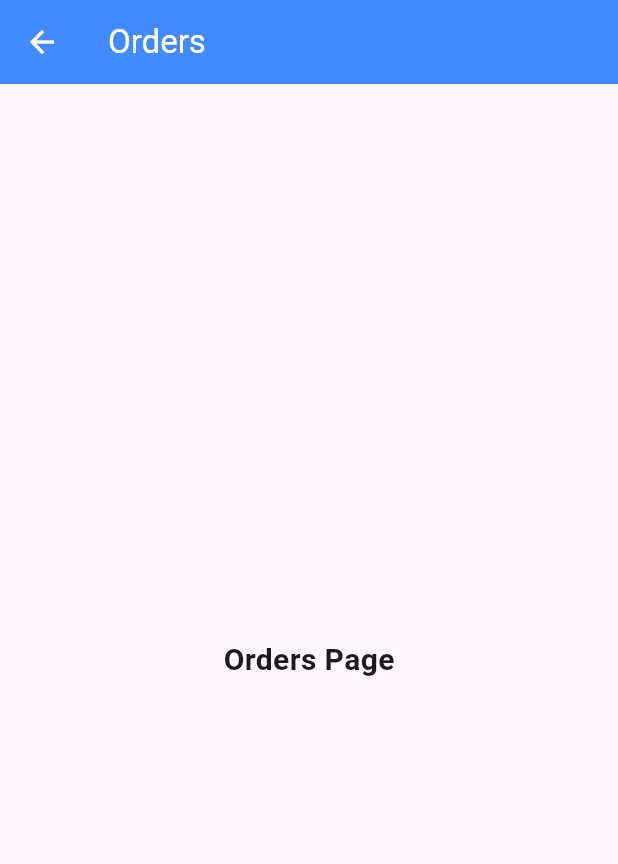
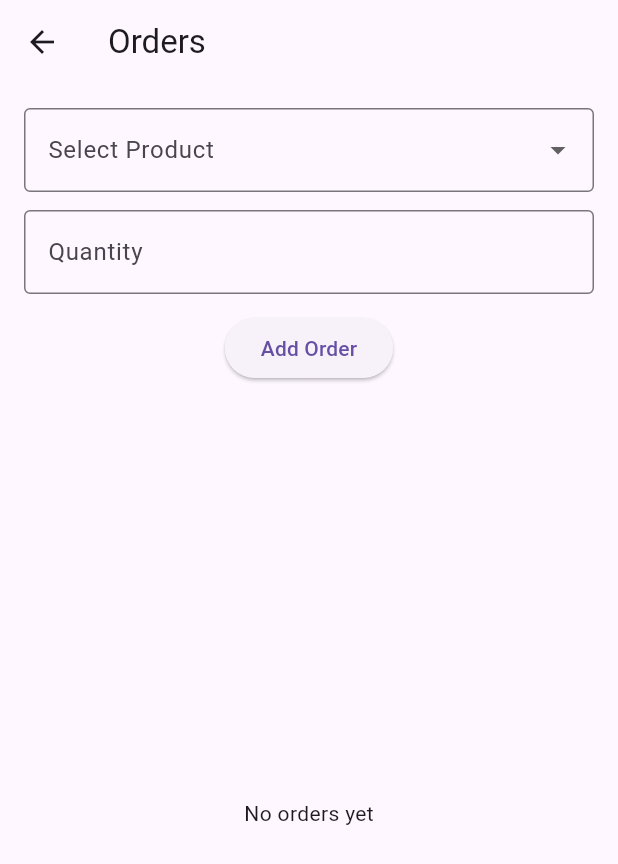
Before and after one commit to AbulHasnatHridoy/xpertCapture, a Flutter app: the ProfilePage screen opened directly, after a tap on the "arrow back" icon, after a tap on "Orders", on a phone screen of 412 x 824 dp. Shown: the top 864 px of the screen. Run offline on Flutter 3.47's test engine with Material 3 defaults, Android fonts, the phone set to English and light mode, and no system bars.

Commit message:
dashbord upgraded

```diff
--- a/lib/dashbord_page.dart
+++ b/lib/dashbord_page.dart
@@ -1,25 +1,30 @@
-import 'package:flutter/material.dart';
-import 'loginPage.dart';
-import 'orders_page.dart';
+import "package:flutter/material.dart";
+import 'package:login/loginPage.dart';
+import "orders_page.dart";
+import 'profile_page.dart';
 import 'visits_page.dart';
-import 'profile_page.dart';
+class DashbordPage extends StatefulWidget {
+  const DashbordPage({super.key});
 
-class DashboardPage extends StatelessWidget {
-  DashboardPage({super.key});
+  @override
+  State<DashbordPage> createState() => _DashbordPageState();
+}
 
-  final List<Map<String, dynamic>> dashboardItems = [
-    {"icon": Icons.shopping_cart, "title": "Orders", "page": OrdersPage()},
-    {"icon": Icons.location_on, "title": "Visits", "page": VisitsPage()},
-    {"icon": Icons.person, "title": "Profile", "page": ProfilePage()},
-    {"icon": Icons.logout, "title": "Logout", "page": null, "isLogout": true},
+class _DashbordPageState extends State<DashbordPage> {
+  final List<Map<String,dynamic>>dashbordCardItems=[
+    {"icon": Icons.shopping_cart,"title":"Orders","page":OrdersPage()},
+    {"icon": Icons.location_on,"title":"Visits","page":VisitsPage()},
+    {"icon": Icons.person,"title":"Profile","page":ProfilePage()},
+    {"icon":Icons.logout,"title":"Logout","page":null,"isLogout":true}
   ];
 
   @override
   Widget build(BuildContext context) {
     return Scaffold(
+
       appBar: AppBar(
         title: Text("Dashboard"),
-        automaticallyImplyLeading: false, // Remove back button
+        automaticallyImplyLeading: false,
       ),
       body: Padding(
         padding: EdgeInsets.all(16.0),
@@ -29,69 +34,69 @@ class DashboardPage extends StatelessWidget {
             crossAxisSpacing: 15,
             mainAxisSpacing: 15,
             ),
-          itemCount: dashboardItems.length,
-          itemBuilder: (context, index) {
-            final item = dashboardItems[index];
-            return _buildDashboardCard(
+            itemCount: dashbordCardItems.length,
+             itemBuilder:(context,index){
+
+              return _buildDashbordCard(
               context,
-              item["icon"],
-              item["title"],
-              item["page"],
-              isLogout: item["isLogout"] ?? false,
+              dashbordCardItems[index]["icon"],
+              dashbordCardItems[index]["title"],
+              dashbordCardItems[index]["page"],
+             isLogout: dashbordCardItems[index]["isLogout"]??false,
              );
-          },
-        ),
+             }),
         ),
     );
   }
-
-  Widget _buildDashboardCard(
+  Widget _buildDashbordCard(
     BuildContext context,
     IconData icon,
     String title,
-    Widget? page, {
-    bool isLogout = false,
-  }) {
+    Widget? page,
+    {bool isLogout=false}
+    )
+    {
       return GestureDetector(
         onTap: () {
-        if (isLogout) {
-          // Navigate back to login page and clear navigation stack
+          if(isLogout)
+          {
             Navigator.pushAndRemoveUntil(
               context,
-            MaterialPageRoute(builder: (context) => Loginpage()),
-            (route) => false,
-          );
-        } else {
+            MaterialPageRoute(
+              builder: (context)=>Loginpage()),
+               (route)=>false);
+          }
+          else{
             Navigator.push(
               context,
-            MaterialPageRoute(builder: (context) => page!),
-          );
+            MaterialPageRoute(
+              builder: (context)=>page!));
           }
         },
         child: Card(
-        elevation: 6,
+          elevation: 9,
           shape: RoundedRectangleBorder(
-          borderRadius: BorderRadius.circular(16),
+            borderRadius: BorderRadiusGeometry.circular(30.0),
+
           ),
-        color: Colors.blueAccent,
+          color:Colors.blueAccent,
           child: Center(
             child: Column(
               mainAxisSize: MainAxisSize.min,
               children: [
-              Icon(icon, size: 50, color: Colors.white),
-              SizedBox(height: 10),
-              Text(
-                title,
-                style: TextStyle(
-                  fontSize: 18,
+                Icon(icon,size: 50,color:Colors.white),
+                SizedBox(height: 10,),
+                Text(title,style: TextStyle(
+                  fontSize: 20.0,
                   fontWeight: FontWeight.bold,
-                  color: Colors.white,
-                ),
-              ),
+                ),)
               ],
             ),
           ),
         ),
+
+
       );
+
     }
 }
--- a/lib/loginPage.dart
+++ b/lib/loginPage.dart
@@ -1,6 +1,6 @@
 import 'package:flutter/material.dart';
-import 'package:login/dashbord_page.dart';
 import 'main.dart';
+import "package:login/dashbord_page.dart";
 
 class Loginpage extends StatelessWidget {
    Loginpage({super.key});
@@ -135,7 +135,7 @@ class Loginpage extends StatelessWidget {
                                 String password = _passwordController.text.trim();
                                 if(username == "admin" && password=="123456"){
                                   Navigator.push(
-                                    context, MaterialPageRoute(builder: (context)=>DashboardPage(),
+                                    context, MaterialPageRoute(builder: (context)=>DashbordPage(),
                                     ),
                                     );
 
--- a/lib/orders_page.dart
+++ b/lib/orders_page.dart
@@ -1,30 +1,145 @@
 import 'package:flutter/material.dart';
-import 'package:login/dashbord_page.dart';
 
-class OrdersPage extends StatelessWidget {
+class OrdersPage extends StatefulWidget {
   const OrdersPage({super.key});
+
+  @override
+  State<OrdersPage> createState() => _OrdersPageState();
+}
+
+class _OrdersPageState extends State<OrdersPage> {
+  final _formKey = GlobalKey<FormState>();
+  final TextEditingController _quantityController = TextEditingController();
+
+  // Dummy product list
+  final List<String> products = ["Paracetamol",
+    "Antacid",
+    "Vitamin C",
+    "Cough syrup",
+    "Lexotanil",
+    "Tammin",
+    "Antacid plus",
+    "Hexacol",
+    "Formet",
+    "Tafnil",
+    "Vitamin D",
+    "Lenatab",
+    "Matronidozol",
+    "Zolex",
+    "Napa",
+    "Napa Extend",
+    "Borolin",
+    "Napa Extra",
+    "Floriz"];
+
+  String? selectedProduct;
+  List<Map<String, dynamic>> orders = []; // store orders locally
 
   @override
   Widget build(BuildContext context) {
     return Scaffold(
-      appBar: AppBar(
-        title: const Text("Orders"),
-        backgroundColor: Colors.blueAccent,
-        foregroundColor: Colors.white,
-        leading: IconButton(
-          icon: const Icon(Icons.arrow_back),
-          onPressed: () {
-            Navigator.pushReplacement(
-              context,
-              MaterialPageRoute(builder: (context) => DashboardPage()),
-            );
-          },
-        ),
-      ),
-      body: const Center(
-        child: Text(
-          "Orders Page",
-          style: TextStyle(fontSize: 20, fontWeight: FontWeight.bold),
+      appBar: AppBar(title: Text("Orders")),
+      body: Padding(
+        padding: const EdgeInsets.all(16.0),
+        child: Column(
+          children: [
+
+            Form(
+              key: _formKey,
+              child: Column(
+                children: [
+                  // Product Dropdown
+                  DropdownButtonFormField<String>(
+                    decoration: InputDecoration(
+                      labelText: "Select Product",
+                      border: OutlineInputBorder(),
+                    ),
+                   initialValue:  selectedProduct,
+                    items: products.map((product) {
+                      return DropdownMenuItem(
+                        value: product,
+                        child: Text(product),
+                      );
+                    }).toList(),
+                    onChanged: (value) {
+                      setState(() {
+                        selectedProduct = value;
+                      });
+                    },
+                    validator: (value) =>
+                        value == null ? "Please select a product" : null,
+                  ),
+                  SizedBox(height: 12),
+
+                  // Quantity Input
+                  TextFormField(
+                    controller: _quantityController,
+                    keyboardType: TextInputType.number,
+                    decoration: InputDecoration(
+                      labelText: "Quantity",
+                      border: OutlineInputBorder(),
+                    ),
+                    validator: (value) {
+                      if (value == null || value.isEmpty) {
+                        return "Enter quantity";
+                      }
+                      if (int.tryParse(value) == null) {
+                        return "Enter a valid number";
+                      }
+                      return null;
+                    },
+                  ),
+                  SizedBox(height: 12),
+
+                  // Save Button
+                  ElevatedButton(
+                    onPressed: () {
+                      if (_formKey.currentState!.validate()) {
+                        setState(() {
+                          orders.add({
+                            "product": selectedProduct,
+                            "quantity": int.parse(_quantityController.text),
+                          });
+                          selectedProduct = null;
+                          _quantityController.clear();
+                        });
+
+                        ScaffoldMessenger.of(context).showSnackBar(
+                          SnackBar(
+                            content: Text("Order added successfully"),
+                            backgroundColor: Colors.green,
+                          ),
+                        );
+                      }
+                    },
+                    child: Text("Add Order"),
+                  ),
+                ],
+              ),
+            ),
+
+            SizedBox(height: 20),
+
+            //Orders List
+            Expanded(
+              child: orders.isEmpty
+                  ? Center(child: Text("No orders yet"))
+                  : ListView.builder(
+                      itemCount: orders.length,
+                      itemBuilder: (context, index) {
+                        final order = orders[index];
+                        return Card(
+                          margin: EdgeInsets.symmetric(vertical: 6),
+                          child: ListTile(
+                            leading: Icon(Icons.shopping_cart, color: Colors.blue),
+                            title: Text(order["product"]),
+                            subtitle: Text("Quantity: ${order["quantity"]}"),
+                          ),
+                        );
+                      },
+                    ),
+            ),
+          ],
         ),
       ),
     );
--- a/lib/profile_page.dart
+++ b/lib/profile_page.dart
@@ -16,7 +16,7 @@ class ProfilePage extends StatelessWidget {
           onPressed: () {
             Navigator.pushReplacement(
               context,
-              MaterialPageRoute(builder: (context) => DashboardPage()),
+              MaterialPageRoute(builder: (context) => DashbordPage()),
             );
           },
         ),
--- a/lib/visits_page.dart
+++ b/lib/visits_page.dart
@@ -16,7 +16,7 @@ class VisitsPage extends StatelessWidget {
           onPressed: () {
             Navigator.pushReplacement(
               context,
-              MaterialPageRoute(builder: (context) => DashboardPage()),
+              MaterialPageRoute(builder: (context) => DashbordPage()),
             );
           },
         ),
```
Lines whose indentation alone changed are shown as unchanged.
